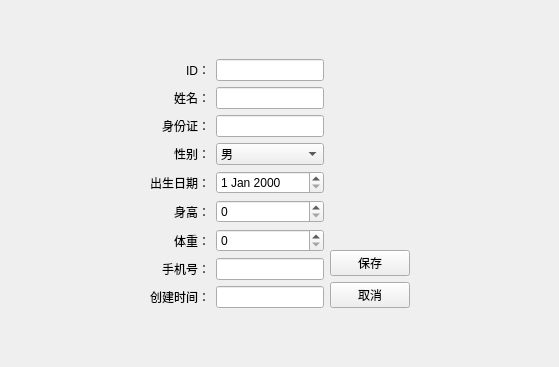
Old version of the form patienteditview.ui in the repository StephenCai6/Lab3.
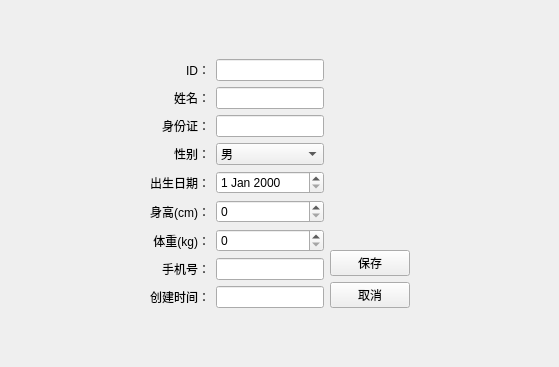
New version of the form.

```diff
--- a/patienteditview.ui
+++ b/patienteditview.ui
@@ -128,7 +128,7 @@
          <item row="5" column="0">
           <widget class="QLabel" name="label_6">
            <property name="text">
-            <string>身高：</string>
+            <string>身高(cm)：</string>
            </property>
            <property name="alignment">
             <set>Qt::AlignmentFlag::AlignRight|Qt::AlignmentFlag::AlignTrailing|Qt::AlignmentFlag::AlignVCenter</set>
@@ -141,7 +141,7 @@
          <item row="6" column="0">
           <widget class="QLabel" name="label_8">
            <property name="text">
-            <string>体重：</string>
+            <string>体重(kg)：</string>
            </property>
            <property name="alignment">
             <set>Qt::AlignmentFlag::AlignRight|Qt::AlignmentFlag::AlignTrailing|Qt::AlignmentFlag::AlignVCenter</set>
```
Left out of the diff: 12 changed lines with no effect on the pictures.
